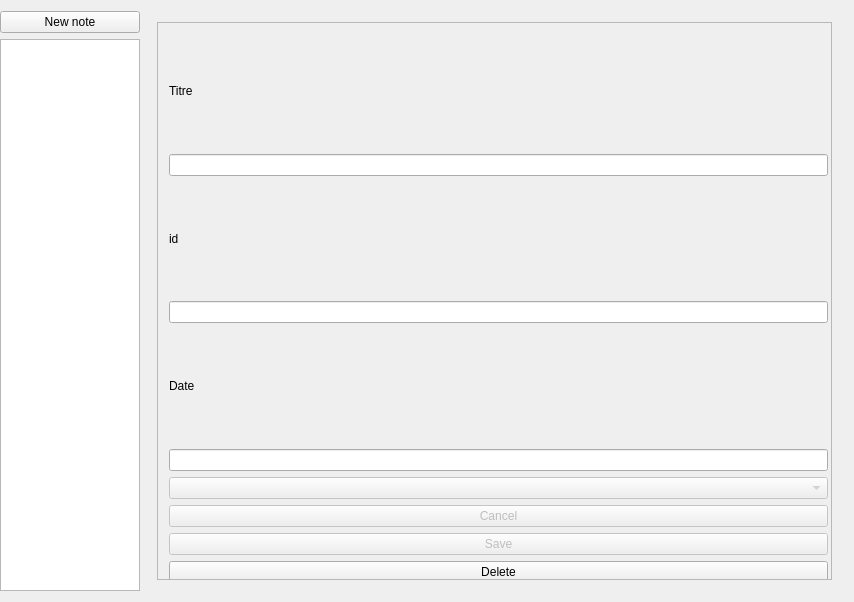
Above: PluriNotes/plurinotes.ui from guillaumejounel/PluriNotes before the change. Below: the same form after it.
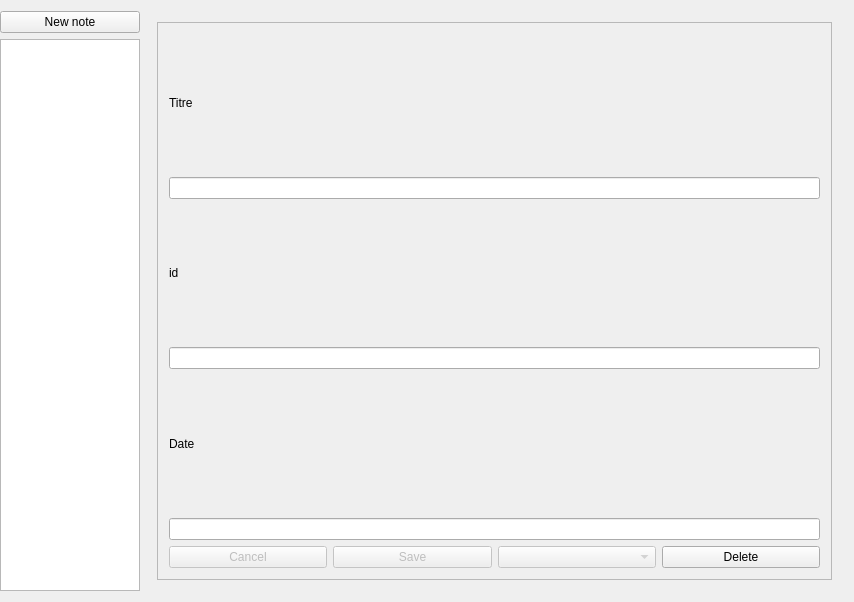
That is the form after the change.

Commit message: Button layout + responsive

Diff of the .ui file:
```diff
--- a/PluriNotes/plurinotes.ui
+++ b/PluriNotes/plurinotes.ui
@@ -60,19 +60,12 @@
             <rect>
              <x>0</x>
              <y>0</y>
-             <width>679</width>
-             <height>564</height>
+             <width>659</width>
+             <height>552</height>
             </rect>
            </property>
-           <widget class="QWidget" name="verticalLayoutWidget">
-            <property name="geometry">
-             <rect>
-              <x>0</x>
-              <y>0</y>
-              <width>681</width>
-              <height>571</height>
-             </rect>
-            </property>
+           <layout class="QHBoxLayout" name="horizontalLayout_2">
+            <item>
             <layout class="QVBoxLayout" name="displayNoteWidget">
              <item>
               <widget class="QLabel" name="titleDisplayLabel">
@@ -105,12 +98,7 @@
               <widget class="QLineEdit" name="dateDisplayLineEdit"/>
              </item>
              <item>
-              <widget class="QComboBox" name="noteTextVersion">
-               <property name="enabled">
-                <bool>false</bool>
-               </property>
-              </widget>
-             </item>
+               <layout class="QHBoxLayout" name="horizontalLayout_3">
              <item>
               <widget class="QPushButton" name="buttonCancelEditArticle">
                <property name="enabled">
@@ -131,6 +119,13 @@
                </property>
               </widget>
              </item>
+                <item>
+                 <widget class="QComboBox" name="noteTextVersion">
+                  <property name="enabled">
+                   <bool>false</bool>
+                  </property>
+                 </widget>
+                </item>
              <item>
               <widget class="QPushButton" name="deleteNoteButton">
                <property name="text">
@@ -139,7 +134,10 @@
               </widget>
              </item>
             </layout>
-           </widget>
+              </item>
+             </layout>
+            </item>
+           </layout>
           </widget>
          </widget>
         </item>
```
Left out of the diff: 24 changed lines with no effect on the pictures. Lines whose indentation alone changed are shown as unchanged.
